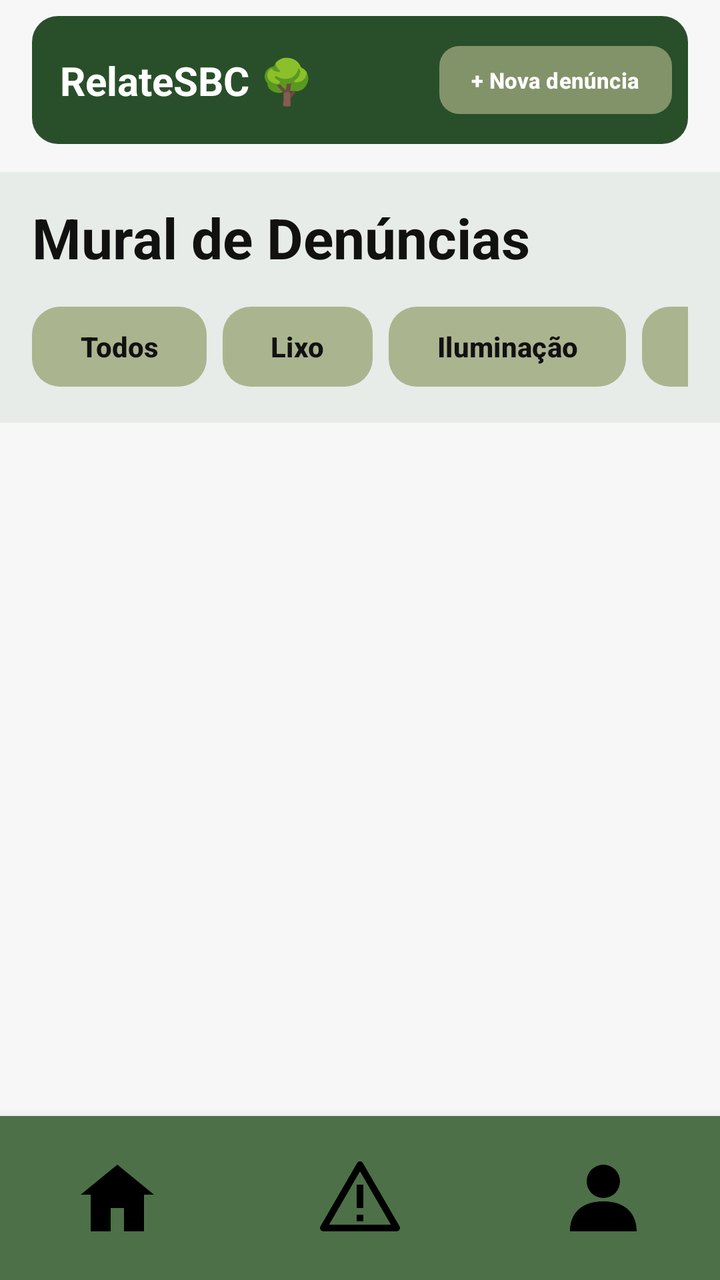
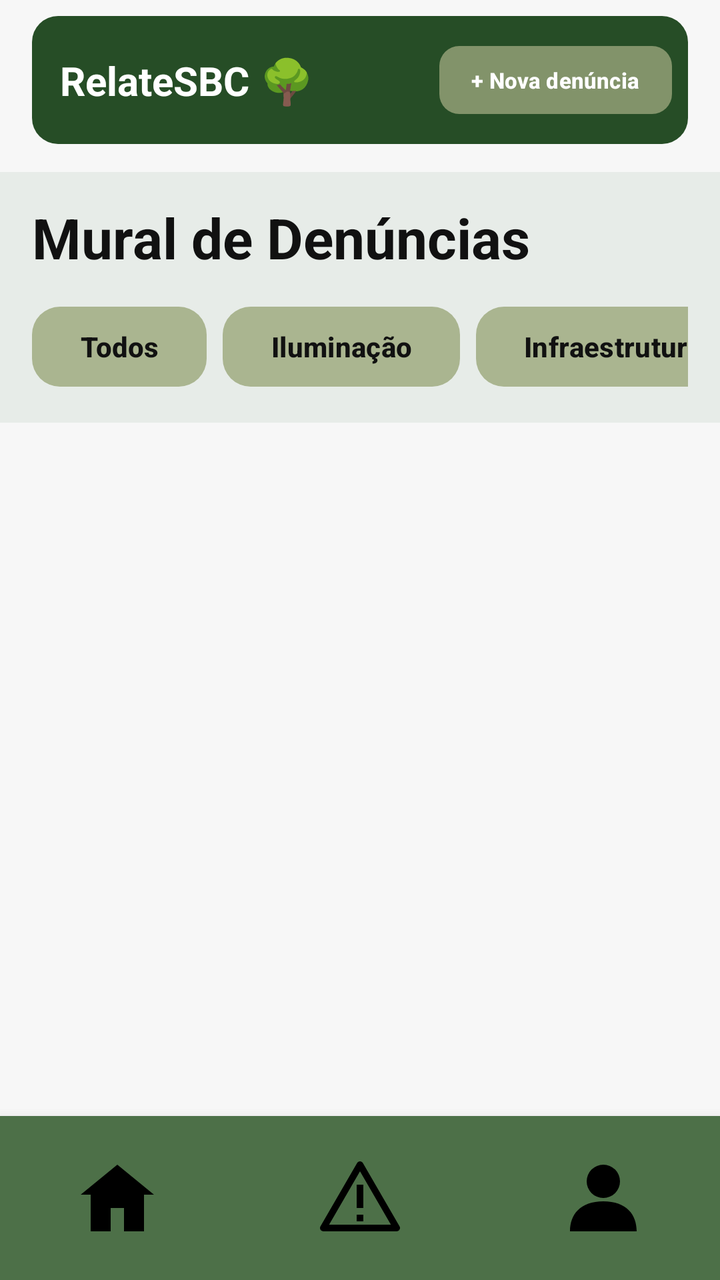

An Android layout rendered at two revisions. The XML below is the earlier revision; the diff shows what the commit changed to produce the second picture.
<!-- AndroidManifest.xml: activity theme Theme.TCC -->
<!-- res/layout/activity_main.xml -->
<?xml version="1.0" encoding="utf-8"?>
<androidx.constraintlayout.widget.ConstraintLayout
    xmlns:android="http://schemas.android.com/apk/res/android"
    xmlns:app="http://schemas.android.com/apk/res-auto"
    xmlns:tools="http://schemas.android.com/tools"
    android:id="@+id/main"
    android:layout_width="match_parent"
    android:layout_height="match_parent"
    android:background="#F7F7F7"
    tools:context=".MainActivity">

    
    <androidx.constraintlayout.widget.ConstraintLayout
        android:id="@+id/header"
        android:layout_width="0dp"
        android:layout_height="64dp"

        android:layout_marginStart="16dp"
        android:layout_marginTop="8dp"
        android:layout_marginEnd="16dp"

        android:background="@drawable/bg_header"
        android:paddingStart="14dp"
        android:paddingEnd="8dp"

        app:layout_constraintStart_toStartOf="parent"
        app:layout_constraintEnd_toEndOf="parent"
        app:layout_constraintTop_toTopOf="parent">

        <TextView
            android:id="@+id/txtLogo"
            android:layout_width="wrap_content"
            android:layout_height="wrap_content"
            android:text="RelateSBC"
            android:textColor="#FFFFFF"
            android:textSize="20sp"
            android:textStyle="bold"
            app:layout_constraintStart_toStartOf="parent"
            app:layout_constraintTop_toTopOf="parent"
            app:layout_constraintBottom_toBottomOf="parent" />

        <TextView
            android:id="@+id/txtArvore"
            android:layout_width="wrap_content"
            android:layout_height="wrap_content"
            android:layout_marginStart="5dp"
            android:text="🌳"
            android:textSize="22sp"
            app:layout_constraintStart_toEndOf="@id/txtLogo"
            app:layout_constraintTop_toTopOf="parent"
            app:layout_constraintBottom_toBottomOf="parent" />

        <com.google.android.material.button.MaterialButton
            android:id="@+id/btnNovaDenuncia"
            android:layout_width="wrap_content"
            android:layout_height="42dp"
            android:minWidth="0dp"
            android:minHeight="0dp"
            android:paddingStart="16dp"
            android:paddingEnd="16dp"
            android:text="+ Nova denúncia"
            android:textAllCaps="false"
            android:textColor="#FFFFFF"
            android:textSize="11sp"
            android:textStyle="bold"
            app:backgroundTint="#82936A"
            app:cornerRadius="10dp"

            app:layout_constraintEnd_toEndOf="parent"
            app:layout_constraintTop_toTopOf="parent"
            app:layout_constraintBottom_toBottomOf="parent" />

    </androidx.constraintlayout.widget.ConstraintLayout>


    
    <LinearLayout
        android:id="@+id/areaFiltros"
        android:layout_width="0dp"
        android:layout_height="wrap_content"
        android:layout_marginTop="14dp"
        android:background="#E7ECE8"
        android:orientation="vertical"
        android:paddingStart="16dp"
        android:paddingTop="14dp"
        android:paddingEnd="16dp"
        android:paddingBottom="14dp"
        app:layout_constraintEnd_toEndOf="parent"
        app:layout_constraintStart_toStartOf="parent"
        app:layout_constraintTop_toBottomOf="@id/header">

        <TextView
            android:layout_width="match_parent"
            android:layout_height="wrap_content"
            android:text="Mural de Denúncias"
            android:textColor="#111111"
            android:textSize="28sp"
            android:textStyle="bold" />

        
        <HorizontalScrollView
            android:layout_width="match_parent"
            android:layout_height="wrap_content"
            android:layout_marginTop="12dp"
            android:fillViewport="false"
            android:scrollbars="none">

            <LinearLayout
                android:layout_width="wrap_content"
                android:layout_height="wrap_content"
                android:orientation="horizontal">

                <com.google.android.material.button.MaterialButton
                    android:id="@+id/btnTodos"
                    android:layout_width="wrap_content"
                    android:layout_height="48dp"
                    android:minWidth="0dp"
                    android:text="Todos"
                    android:textAllCaps="false"
                    android:textColor="#111111"
                    android:textStyle="bold"
                    app:backgroundTint="#AAB590"
                    app:cornerRadius="14dp" />

                <com.google.android.material.button.MaterialButton
                    android:id="@+id/btnLixo"
                    android:layout_width="wrap_content"
                    android:layout_height="48dp"
                    android:layout_marginStart="8dp"
                    android:minWidth="0dp"
                    android:text="Lixo"
                    android:textAllCaps="false"
                    android:textColor="#111111"
                    android:textStyle="bold"
                    app:backgroundTint="#AAB590"
                    app:cornerRadius="14dp" />

                <com.google.android.material.button.MaterialButton
                    android:id="@+id/btnIluminacao"
                    android:layout_width="wrap_content"
                    android:layout_height="48dp"
                    android:layout_marginStart="8dp"
                    android:minWidth="0dp"
                    android:text="Iluminação"
                    android:textAllCaps="false"
                    android:textColor="#111111"
                    android:textStyle="bold"
                    app:backgroundTint="#AAB590"
                    app:cornerRadius="14dp" />

                <com.google.android.material.button.MaterialButton
                    android:id="@+id/btnPavimentacao"
                    android:layout_width="wrap_content"
                    android:layout_height="48dp"
                    android:layout_marginStart="8dp"
                    android:minWidth="0dp"
                    android:text="Pavimentação"
                    android:textAllCaps="false"
                    android:textColor="#111111"
                    android:textStyle="bold"
                    app:backgroundTint="#AAB590"
                    app:cornerRadius="14dp" />

                <com.google.android.material.button.MaterialButton
                    android:id="@+id/btnOutros"
                    android:layout_width="wrap_content"
                    android:layout_height="48dp"
                    android:layout_marginStart="8dp"
                    android:layout_marginEnd="8dp"
                    android:minWidth="0dp"
                    android:text="Outros"
                    android:textAllCaps="false"
                    android:textColor="#111111"
                    android:textStyle="bold"
                    app:backgroundTint="#AAB590"
                    app:cornerRadius="14dp" />

            </LinearLayout>

        </HorizontalScrollView>

    </LinearLayout>


    
    <androidx.recyclerview.widget.RecyclerView
        android:id="@+id/recyclerItens"
        android:layout_width="0dp"
        android:layout_height="0dp"
        android:clipToPadding="false"
        android:paddingStart="12dp"
        android:paddingTop="12dp"
        android:paddingEnd="12dp"
        android:paddingBottom="16dp"
        app:layout_constraintBottom_toTopOf="@id/bottomNavigation"
        app:layout_constraintEnd_toEndOf="parent"
        app:layout_constraintStart_toStartOf="parent"
        app:layout_constraintTop_toBottomOf="@id/areaFiltros"
        tools:listitem="@layout/item_card" />

    <TextView
        android:id="@+id/textSemResultados"
        android:layout_width="0dp"
        android:layout_height="wrap_content"
        android:layout_marginStart="20dp"
        android:layout_marginEnd="20dp"
        android:gravity="center"
        android:text="Nenhuma denúncia encontrada."
        android:textColor="#666666"
        android:textSize="16sp"
        android:visibility="gone"
        app:layout_constraintBottom_toTopOf="@id/bottomNavigation"
        app:layout_constraintEnd_toEndOf="parent"
        app:layout_constraintStart_toStartOf="parent"
        app:layout_constraintTop_toBottomOf="@id/areaFiltros" />


    
    <androidx.constraintlayout.widget.ConstraintLayout
        android:id="@+id/bottomNavigation"
        android:layout_width="0dp"
        android:layout_height="82dp"
        android:background="#4D7048"
        android:elevation="10dp"
        app:layout_constraintBottom_toBottomOf="parent"
        app:layout_constraintStart_toStartOf="parent"
        app:layout_constraintEnd_toEndOf="parent">

        
        <ImageButton
            android:id="@+id/btnMain"
            android:layout_width="0dp"
            android:layout_height="60dp"
            android:layout_marginStart="8dp"
            android:layout_marginEnd="4dp"
            android:background="?attr/selectableItemBackgroundBorderless"
            android:src="@drawable/ic_home"
            android:contentDescription="Início"
            android:scaleType="fitCenter"
            android:padding="10dp"
            app:layout_constraintBottom_toBottomOf="parent"
            app:layout_constraintEnd_toStartOf="@id/btnDenuncia"
            app:layout_constraintHorizontal_weight="1"
            app:layout_constraintStart_toStartOf="parent"
            app:layout_constraintTop_toTopOf="parent" />

        
        <ImageButton
            android:id="@+id/btnDenuncia"
            android:layout_width="0dp"
            android:layout_height="60dp"
            android:layout_marginStart="4dp"
            android:layout_marginEnd="4dp"
            android:background="?attr/selectableItemBackgroundBorderless"
            android:src="@drawable/ic_warning"
            android:contentDescription="Denúncia"
            android:scaleType="fitCenter"
            android:padding="10dp"
            app:layout_constraintBottom_toBottomOf="parent"
            app:layout_constraintEnd_toStartOf="@id/btnUser"
            app:layout_constraintHorizontal_weight="1.25"
            app:layout_constraintStart_toEndOf="@id/btnMain"
            app:layout_constraintTop_toTopOf="parent" />

        
        <ImageButton
            android:id="@+id/btnUser"
            android:layout_width="0dp"
            android:layout_height="60dp"
            android:layout_marginStart="4dp"
            android:layout_marginEnd="8dp"
            android:background="?attr/selectableItemBackgroundBorderless"
            android:src="@drawable/ic_person"
            android:contentDescription="Perfil"
            android:scaleType="fitCenter"
            android:padding="10dp"
            app:layout_constraintBottom_toBottomOf="parent"
            app:layout_constraintEnd_toEndOf="parent"
            app:layout_constraintHorizontal_weight="1"
            app:layout_constraintStart_toEndOf="@id/btnDenuncia"
            app:layout_constraintTop_toTopOf="parent" />

    </androidx.constraintlayout.widget.ConstraintLayout>

</androidx.constraintlayout.widget.ConstraintLayout>
<!-- res/layout/item_card.xml (included above) -->
<?xml version="1.0" encoding="utf-8"?>
<com.google.android.material.card.MaterialCardView
    xmlns:android="http://schemas.android.com/apk/res/android"
    xmlns:app="http://schemas.android.com/apk/res-auto"

    android:layout_width="match_parent"
    android:layout_height="wrap_content"
    android:layout_marginBottom="16dp"

    app:cardBackgroundColor="#FFFFFF"
    app:cardCornerRadius="14dp"
    app:cardElevation="0dp"
    app:strokeColor="#222222"
    app:strokeWidth="1dp">


    <LinearLayout
        android:layout_width="match_parent"
        android:layout_height="wrap_content"
        android:orientation="vertical">


        

        <ImageView
            android:id="@+id/cardFoto"
            android:layout_width="match_parent"
            android:layout_height="210dp"
            android:background="#DDDDDD"
            android:contentDescription="Foto da denúncia"
            android:scaleType="centerCrop" />


        

        <LinearLayout
            android:layout_width="match_parent"
            android:layout_height="wrap_content"
            android:orientation="vertical"
            android:padding="16dp">


            

            <LinearLayout
                android:layout_width="match_parent"
                android:layout_height="wrap_content"
                android:gravity="center_vertical"
                android:orientation="horizontal">


                <TextView
                    android:id="@+id/cardStatus"
                    android:layout_width="wrap_content"
                    android:layout_height="wrap_content"
                    android:background="@drawable/bg_status"
                    android:paddingStart="12dp"
                    android:paddingTop="6dp"
                    android:paddingEnd="12dp"
                    android:paddingBottom="6dp"
                    android:text="Em andamento"
                    android:textColor="#111111"
                    android:textSize="16sp"
                    android:textStyle="bold" />


                <Space
                    android:layout_width="0dp"
                    android:layout_height="1dp"
                    android:layout_weight="1" />


                <TextView
                    android:id="@+id/cardTempo"
                    android:layout_width="wrap_content"
                    android:layout_height="wrap_content"
                    android:text="agora"
                    android:textColor="#333333"
                    android:textSize="14sp" />

            </LinearLayout>


            

            <TextView
                android:id="@+id/cardTitulo"
                android:layout_width="match_parent"
                android:layout_height="wrap_content"
                android:layout_marginTop="14dp"
                android:text="Buraco na rua"
                android:textColor="#111111"
                android:textSize="24sp"
                android:textStyle="bold" />


            

            <TextView
                android:id="@+id/cardCategoria"
                android:layout_width="wrap_content"
                android:layout_height="wrap_content"
                android:layout_marginTop="4dp"
                android:text="Pavimentação"
                android:textColor="#667257"
                android:textSize="14sp"
                android:textStyle="bold" />


            

            <TextView
                android:id="@+id/cardDescricao"
                android:layout_width="match_parent"
                android:layout_height="wrap_content"
                android:layout_marginTop="10dp"
                android:text="Tampa de bueiro quebrada podendo causar acidentes."
                android:textColor="#222222"
                android:textSize="16sp" />


            

            <LinearLayout
                android:layout_width="match_parent"
                android:layout_height="wrap_content"
                android:layout_marginTop="18dp"
                android:gravity="center_vertical"
                android:orientation="horizontal">


                <TextView
                    android:layout_width="wrap_content"
                    android:layout_height="wrap_content"
                    android:text="⌖"
                    android:textColor="#111111"
                    android:textSize="28sp" />


                <TextView
                    android:id="@+id/cardEndereco"
                    android:layout_width="0dp"
                    android:layout_height="wrap_content"
                    android:layout_marginStart="10dp"
                    android:layout_weight="1"
                    android:text="Rua relateSBC 203"
                    android:textColor="#222222"
                    android:textSize="16sp" />

            </LinearLayout>

        </LinearLayout>

    </LinearLayout>

</com.google.android.material.card.MaterialCardView>
<!-- resources referenced by this layout -->
<resources>
  <!-- drawable bg_header (drawable) -->
  <?xml version="1.0" encoding="utf-8"?>
  <shape
      xmlns:android="http://schemas.android.com/apk/res/android">
  
      <solid android:color="#294F2A" />
  
      <corners android:radius="13dp" />
  
  </shape>
  <!-- drawable bg_status (drawable) -->
  <?xml version="1.0" encoding="utf-8"?>
  <shape xmlns:android="http://schemas.android.com/apk/res/android">
  
      <solid android:color="#F4BD83" />
  
      <corners android:radius="12dp" />
  
  </shape>
  <!-- drawable ic_home (drawable) -->
  <?xml version="1.0" encoding="utf-8"?>
  <vector xmlns:android="http://schemas.android.com/apk/res/android"
      android:width="40dp"
      android:height="40dp"
      android:viewportWidth="24"
      android:viewportHeight="24">
  
      <path
          android:fillColor="#000000"
          android:pathData="M12,2 L1,11 H4 V22 H10 V15 H14 V22 H20 V11 H23 Z" />
  </vector>
  <!-- drawable ic_person (drawable) -->
  <?xml version="1.0" encoding="utf-8"?>
  <vector xmlns:android="http://schemas.android.com/apk/res/android"
      android:width="40dp"
      android:height="40dp"
      android:viewportWidth="24"
      android:viewportHeight="24">
  
      <path
          android:fillColor="#000000"
          android:pathData="M12,2 A5,5 0,1 1,12 12 A5,5 0,1 1,12 2 Z M12,13 C5,13 2,17 2,22 H22 C22,17 19,13 12,13 Z" />
  </vector>
  <!-- drawable ic_warning (drawable) -->
  <?xml version="1.0" encoding="utf-8"?>
  <vector xmlns:android="http://schemas.android.com/apk/res/android"
      android:width="40dp"
      android:height="40dp"
      android:viewportWidth="24"
      android:viewportHeight="24">
  
      <path
          android:fillColor="#00000000"
          android:strokeColor="#000000"
          android:strokeWidth="2"
          android:strokeLineJoin="round"
          android:pathData="M12,2 L23,21 H1 Z" />
  
      <path
          android:fillColor="#000000"
          android:pathData="M11,8 H13 V15 H11 Z M11,17 H13 V19 H11 Z" />
  </vector>
  <style name="Theme.TCC" parent="Base.Theme.TCC" />
  <style name="Base.Theme.TCC" parent="Theme.Material3.DayNight.NoActionBar">
          
          
      </style>
</resources>

<!-- the commit's change to res/layout/activity_main.xml (unified diff, before → after) -->
@@ -6,7 +6,7 @@
     android:id="@+id/main"
     android:layout_width="match_parent"
     android:layout_height="match_parent"
-    android:background="#F7F7F7"
+    android:background="@color/sbc_fundo"
     tools:context=".MainActivity">
 
     
@@ -32,7 +32,7 @@
             android:layout_width="wrap_content"
             android:layout_height="wrap_content"
             android:text="RelateSBC"
-            android:textColor="#FFFFFF"
+            android:textColor="@color/white"
             android:textSize="20sp"
             android:textStyle="bold"
             app:layout_constraintStart_toStartOf="parent"
@@ -60,10 +60,10 @@
             android:paddingEnd="16dp"
             android:text="+ Nova denúncia"
             android:textAllCaps="false"
-            android:textColor="#FFFFFF"
+            android:textColor="@color/white"
             android:textSize="11sp"
             android:textStyle="bold"
-            app:backgroundTint="#82936A"
+            app:backgroundTint="@color/sbc_botao_header"
             app:cornerRadius="10dp"
 
             app:layout_constraintEnd_toEndOf="parent"
@@ -79,7 +79,7 @@
         android:layout_width="0dp"
         android:layout_height="wrap_content"
         android:layout_marginTop="14dp"
-        android:background="#E7ECE8"
+        android:background="@color/sbc_filtros"
         android:orientation="vertical"
         android:paddingStart="16dp"
         android:paddingTop="14dp"
@@ -93,7 +93,7 @@
             android:layout_width="match_parent"
             android:layout_height="wrap_content"
             android:text="Mural de Denúncias"
-            android:textColor="#111111"
+            android:textColor="@color/sbc_texto"
             android:textSize="28sp"
             android:textStyle="bold" />
 
@@ -117,23 +117,12 @@
                     android:minWidth="0dp"
                     android:text="Todos"
                     android:textAllCaps="false"
-                    android:textColor="#111111"
+                    android:textColor="@color/sbc_texto"
                     android:textStyle="bold"
-                    app:backgroundTint="#AAB590"
-                    app:cornerRadius="14dp" />
-
-                <com.google.android.material.button.MaterialButton
-                    android:id="@+id/btnLixo"
-                    android:layout_width="wrap_content"
-                    android:layout_height="48dp"
-                    android:layout_marginStart="8dp"
-                    android:minWidth="0dp"
-                    android:text="Lixo"
-                    android:textAllCaps="false"
-                    android:textColor="#111111"
-                    android:textStyle="bold"
-                    app:backgroundTint="#AAB590"
-                    app:cornerRadius="14dp" />
+                    app:backgroundTint="@color/sbc_circulo_stat"
+                    app:cornerRadius="14dp"
+                    app:strokeColor="@color/sbc_acento"
+                    app:strokeWidth="0dp" />
 
                 <com.google.android.material.button.MaterialButton
                     android:id="@+id/btnIluminacao"
@@ -143,37 +132,43 @@
                     android:minWidth="0dp"
                     android:text="Iluminação"
                     android:textAllCaps="false"
-                    android:textColor="#111111"
+                    android:textColor="@color/sbc_texto"
                     android:textStyle="bold"
-                    app:backgroundTint="#AAB590"
-                    app:cornerRadius="14dp" />
+                    app:backgroundTint="@color/sbc_circulo_stat"
+                    app:cornerRadius="14dp"
+                    app:strokeColor="@color/sbc_acento"
+                    app:strokeWidth="0dp" />
 
                 <com.google.android.material.button.MaterialButton
-                    android:id="@+id/btnPavimentacao"
+                    android:id="@+id/btnInfraestrutura"
                     android:layout_width="wrap_content"
                     android:layout_height="48dp"
                     android:layout_marginStart="8dp"
                     android:minWidth="0dp"
-                    android:text="Pavimentação"
+                    android:text="Infraestrutura"
                     android:textAllCaps="false"
-                    android:textColor="#111111"
+                    android:textColor="@color/sbc_texto"
                     android:textStyle="bold"
-                    app:backgroundTint="#AAB590"
-                    app:cornerRadius="14dp" />
+                    app:backgroundTint="@color/sbc_circulo_stat"
+                    app:cornerRadius="14dp"
+                    app:strokeColor="@color/sbc_acento"
+                    app:strokeWidth="0dp" />
 
                 <com.google.android.material.button.MaterialButton
-                    android:id="@+id/btnOutros"
+                    android:id="@+id/btnSaneamento"
                     android:layout_width="wrap_content"
                     android:layout_height="48dp"
                     android:layout_marginStart="8dp"
                     android:layout_marginEnd="8dp"
                     android:minWidth="0dp"
-                    android:text="Outros"
+                    android:text="Saneamento"
                     android:textAllCaps="false"
-                    android:textColor="#111111"
+                    android:textColor="@color/sbc_texto"
                     android:textStyle="bold"
-                    app:backgroundTint="#AAB590"
-                    app:cornerRadius="14dp" />
+                    app:backgroundTint="@color/sbc_circulo_stat"
+                    app:cornerRadius="14dp"
+                    app:strokeColor="@color/sbc_acento"
+                    app:strokeWidth="0dp" />
 
             </LinearLayout>
 
@@ -206,7 +201,7 @@
         android:layout_marginEnd="20dp"
         android:gravity="center"
         android:text="Nenhuma denúncia encontrada."
-        android:textColor="#666666"
+        android:textColor="@color/sbc_texto_secundario"
         android:textSize="16sp"
         android:visibility="gone"
         app:layout_constraintBottom_toTopOf="@id/bottomNavigation"
@@ -220,7 +215,7 @@
         android:id="@+id/bottomNavigation"
         android:layout_width="0dp"
         android:layout_height="82dp"
-        android:background="#4D7048"
+        android:background="@color/sbc_barra"
         android:elevation="10dp"
         app:layout_constraintBottom_toBottomOf="parent"
         app:layout_constraintStart_toStartOf="parent"
@@ -235,6 +230,7 @@
             android:layout_marginEnd="4dp"
             android:background="?attr/selectableItemBackgroundBorderless"
             android:src="@drawable/ic_home"
+            android:tint="@color/sbc_icone_barra"
             android:contentDescription="Início"
             android:scaleType="fitCenter"
             android:padding="10dp"
@@ -253,6 +249,7 @@
             android:layout_marginEnd="4dp"
             android:background="?attr/selectableItemBackgroundBorderless"
             android:src="@drawable/ic_warning"
+            android:tint="@color/sbc_icone_barra"
             android:contentDescription="Denúncia"
             android:scaleType="fitCenter"
             android:padding="10dp"
@@ -271,6 +268,7 @@
             android:layout_marginEnd="8dp"
             android:background="?attr/selectableItemBackgroundBorderless"
             android:src="@drawable/ic_person"
+            android:tint="@color/sbc_icone_barra"
             android:contentDescription="Perfil"
             android:scaleType="fitCenter"
             android:padding="10dp"
@@ -293,10 +291,10 @@
     android:layout_height="wrap_content"
     android:layout_marginBottom="16dp"
 
-    app:cardBackgroundColor="#FFFFFF"
+    app:cardBackgroundColor="@color/sbc_card"
     app:cardCornerRadius="14dp"
     app:cardElevation="0dp"
-    app:strokeColor="#222222"
+    app:strokeColor="@color/sbc_borda"
     app:strokeWidth="1dp">
 
 
@@ -312,7 +310,7 @@
             android:id="@+id/cardFoto"
             android:layout_width="match_parent"
             android:layout_height="210dp"
-            android:background="#DDDDDD"
+            android:background="@color/sbc_foto_vazia"
             android:contentDescription="Foto da denúncia"
             android:scaleType="centerCrop" />
 
@@ -345,7 +343,7 @@
                     android:paddingEnd="12dp"
                     android:paddingBottom="6dp"
                     android:text="Em andamento"
-                    android:textColor="#111111"
+                    android:textColor="@color/sbc_texto"
                     android:textSize="16sp"
                     android:textStyle="bold" />
 
@@ -361,7 +359,7 @@
                     android:layout_width="wrap_content"
                     android:layout_height="wrap_content"
                     android:text="agora"
-                    android:textColor="#333333"
+                    android:textColor="@color/sbc_texto"
                     android:textSize="14sp" />
 
             </LinearLayout>
@@ -375,7 +373,7 @@
                 android:layout_height="wrap_content"
                 android:layout_marginTop="14dp"
                 android:text="Buraco na rua"
-                android:textColor="#111111"
+                android:textColor="@color/sbc_texto"
                 android:textSize="24sp"
                 android:textStyle="bold" />
 
@@ -388,7 +386,7 @@
                 android:layout_height="wrap_content"
                 android:layout_marginTop="4dp"
                 android:text="Pavimentação"
-                android:textColor="#667257"
+                android:textColor="@color/sbc_categoria"
                 android:textSize="14sp"
                 android:textStyle="bold" />
 
@@ -401,7 +399,7 @@
                 android:layout_height="wrap_content"
                 android:layout_marginTop="10dp"
                 android:text="Tampa de bueiro quebrada podendo causar acidentes."
-                android:textColor="#222222"
+                android:textColor="@color/sbc_texto"
                 android:textSize="16sp" />
 
 
@@ -419,7 +417,7 @@
                     android:layout_width="wrap_content"
                     android:layout_height="wrap_content"
                     android:text="⌖"
-                    android:textColor="#111111"
+                    android:textColor="@color/sbc_texto"
                     android:textSize="28sp" />
 
 
@@ -430,7 +428,7 @@
                     android:layout_marginStart="10dp"
                     android:layout_weight="1"
                     android:text="Rua relateSBC 203"
-                    android:textColor="#222222"
+                    android:textColor="@color/sbc_texto"
                     android:textSize="16sp" />
 
             </LinearLayout>
<!-- resource entries referenced after the edit -->
@@ -1,11 +1,25 @@
 <!-- resources referenced by this layout -->
 <resources>
+  <color name="sbc_acento">#264D26</color>
+  <color name="sbc_barra">#4D7048</color>
+  <color name="sbc_borda">#222222</color>
+  <color name="sbc_botao_header">#82936A</color>
+  <color name="sbc_card">#FFFFFF</color>
+  <color name="sbc_categoria">#667257</color>
+  <color name="sbc_circulo_stat">#AAB590</color>
+  <color name="sbc_filtros">#E7ECE8</color>
+  <color name="sbc_foto_vazia">#DDDDDD</color>
+  <color name="sbc_fundo">#F7F7F7</color>
+  <color name="sbc_icone_barra">#000000</color>
+  <color name="sbc_texto">#111111</color>
+  <color name="sbc_texto_secundario">#555555</color>
+  <color name="white">#FFFFFFFF</color>
   <!-- drawable bg_header (drawable) -->
   <?xml version="1.0" encoding="utf-8"?>
   <shape
       xmlns:android="http://schemas.android.com/apk/res/android">
   
-      <solid android:color="#294F2A" />
+      <solid android:color="@color/sbc_botao_principal" />
   
       <corners android:radius="13dp" />
   
@@ -63,6 +77,7 @@
           android:pathData="M11,8 H13 V15 H11 Z M11,17 H13 V19 H11 Z" />
   </vector>
   <style name="Theme.TCC" parent="Base.Theme.TCC" />
+  <color name="sbc_botao_principal">#264D26</color>
   <style name="Base.Theme.TCC" parent="Theme.Material3.DayNight.NoActionBar">
           
           
